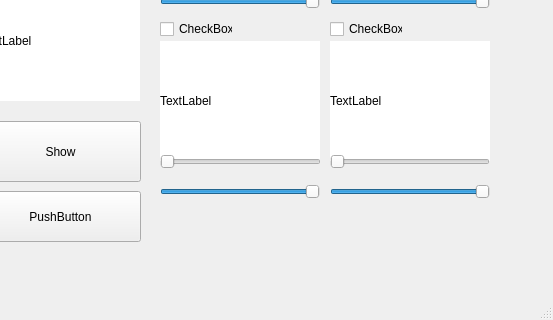
Old version of the form mainwindow.ui in the repository Chia-ChunHsu/Capture; both pictures show x 570 to 1123 and y 446 to 766 of the 1123 by 766 pixel window.
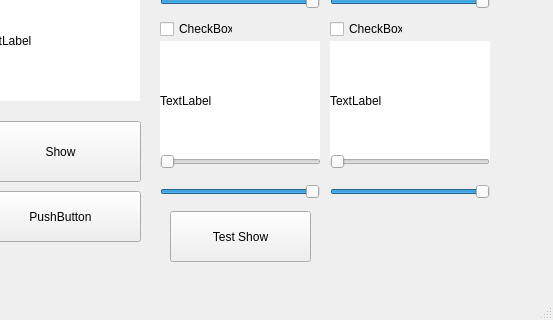
New version of the form.

What changed in the file:
```diff
--- a/mainwindow.ui
+++ b/mainwindow.ui
@@ -742,6 +742,19 @@
      <enum>Qt::Horizontal</enum>
     </property>
    </widget>
+   <widget class="QPushButton" name="showTestButton">
+    <property name="geometry">
+     <rect>
+      <x>740</x>
+      <y>640</y>
+      <width>141</width>
+      <height>51</height>
+     </rect>
+    </property>
+    <property name="text">
+     <string>Test Show</string>
+    </property>
+   </widget>
   </widget>
   <widget class="QMenuBar" name="menuBar">
    <property name="geometry">
```
